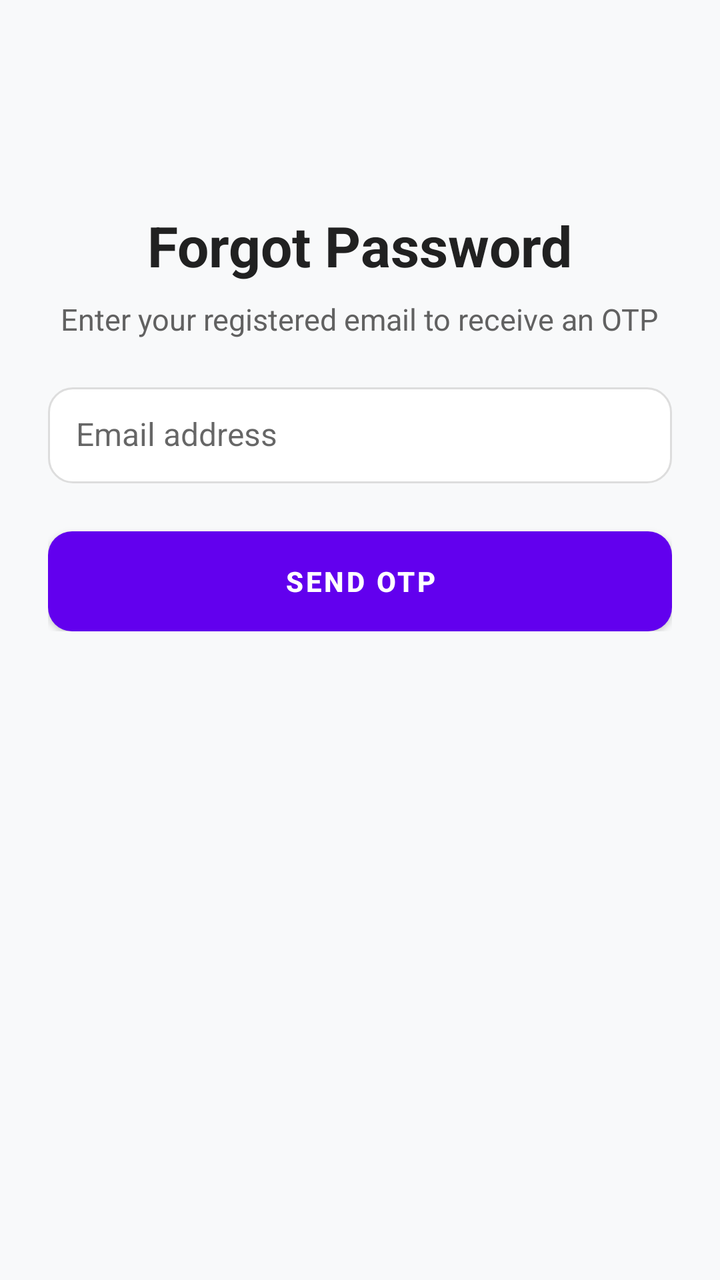
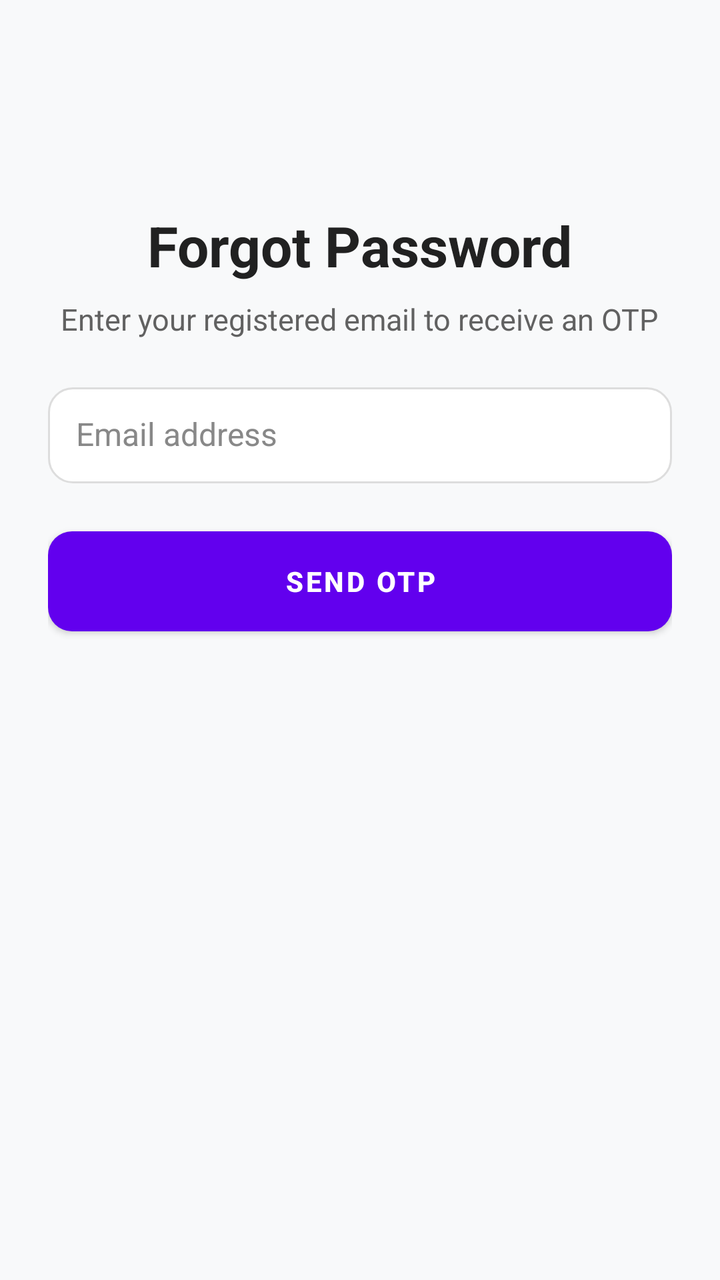

Screens rendered from an Android XML layout before and after an edit, with the pre-edit source and the edit as a unified diff.
<!-- AndroidManifest.xml: application theme Theme.CogniSync -->
<!-- res/layout/activity_forgot_password.xml -->
<?xml version="1.0" encoding="utf-8"?>
<ScrollView xmlns:android="http://schemas.android.com/apk/res/android"
    android:layout_width="match_parent"
    android:layout_height="match_parent"
    android:background="#F8F9FA"
    android:padding="24dp">

    <LinearLayout
        android:layout_width="match_parent"
        android:layout_height="wrap_content"
        android:orientation="vertical"
        android:gravity="center_horizontal">

        
        <TextView
            android:id="@+id/forgotTitle"
            android:layout_width="wrap_content"
            android:layout_height="wrap_content"
            android:text="Forgot Password"
            android:textColor="#212121"
            android:textStyle="bold"
            android:textSize="28sp"
            android:layout_marginTop="80dp"
            android:layout_marginBottom="8dp" />

        
        <TextView
            android:id="@+id/forgotDescription"
            android:layout_width="wrap_content"
            android:layout_height="wrap_content"
            android:text="Enter your registered email to receive an OTP"
            android:textColor="#616161"
            android:textSize="15sp"
            android:gravity="center"
            android:layout_marginBottom="24dp" />

        
        <EditText
            android:id="@+id/emailInput"
            android:layout_width="match_parent"
            android:layout_height="48dp"
            android:hint="Email address"
            android:inputType="textEmailAddress"
            android:background="@drawable/edittext_rounded"
            android:padding="14dp"
            android:textColor="#000000"
            android:textSize="16sp" />

        
        <Button
            android:id="@+id/sendOtpBtn"
            android:layout_width="match_parent"
            android:layout_height="50dp"
            android:text="Send OTP"
            android:textStyle="bold"
            android:layout_marginTop="24dp"
            android:background="@drawable/btn_primary" />

    </LinearLayout>

</ScrollView>
<!-- resources referenced by this layout -->
<resources>
  <!-- drawable btn_primary (drawable) -->
  <shape xmlns:android="http://schemas.android.com/apk/res/android">
      <solid android:color="#4CAF50" />
      <corners android:radius="12dp" />
      <padding android:left="10dp" android:right="10dp"/>
  </shape>
  <!-- drawable edittext_rounded (drawable) -->
  <shape xmlns:android="http://schemas.android.com/apk/res/android"
      android:shape="rectangle">
  
      <solid android:color="#FFFFFF"/>
      <corners android:radius="12dp"/>
      <padding android:left="10dp" android:right="10dp"/>
      <stroke android:width="1dp" android:color="#DDDDDD"/>
  
  </shape>
  <style name="Theme.CogniSync" parent="Theme.MaterialComponents.DayNight.NoActionBar">
  
  
  
          
          <item name="android:statusBarColor">@android:color/white</item>
          <item name="android:windowLightStatusBar">true</item>
  
      </style>
</resources>

<!-- the commit's change to res/layout/activity_forgot_password.xml (unified diff, before → after) -->
@@ -3,7 +3,9 @@
     android:layout_width="match_parent"
     android:layout_height="match_parent"
     android:background="#F8F9FA"
-    android:padding="24dp">
+    android:padding="24dp"
+    android:fillViewport="true"
+    android:fitsSystemWindows="true">
 
     <LinearLayout
         android:layout_width="match_parent"
@@ -44,6 +46,7 @@
             android:background="@drawable/edittext_rounded"
             android:padding="14dp"
             android:textColor="#000000"
+            android:textColorHint="#888888"
             android:textSize="16sp" />
 
         
